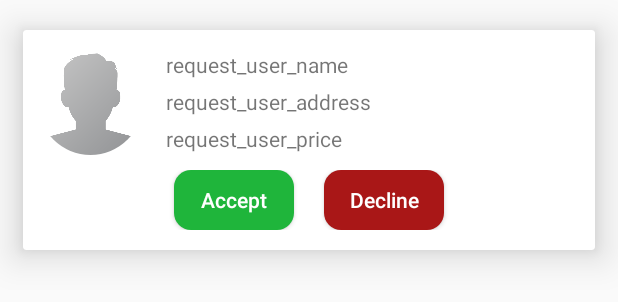
After one commit to zd247/trashgrav, an Android app: the layout request_user_display_layout.xml on its own in the app's theme, with its tools: preview values and no code run, on a phone screen of 412 x 824 dp. The commit adds this screen. Shown: the top 302 px of the screen. Run offline under Robolectric (Android 15) with nearby library versions, the light colour scheme and no system bars.

Commit message:
driver request layout recycler view

```diff
--- /dev/null
+++ b/app/src/main/res/drawable/accept_button_request.xml
@@ -0,0 +1,9 @@
+<?xml version="1.0" encoding="utf-8"?>
+<shape xmlns:android="http://schemas.android.com/apk/res/android" >
+
+    <solid android:color="#1FB53B" />
+
+    <corners
+        android:radius="11dp" />
+
+</shape>
--- /dev/null
+++ b/app/src/main/res/drawable/decline_button_request.xml
@@ -0,0 +1,9 @@
+<?xml version="1.0" encoding="utf-8"?>
+<shape xmlns:android="http://schemas.android.com/apk/res/android" >
+
+    <solid android:color="#A91717" />
+
+    <corners
+        android:radius="11dp" />
+
+</shape>
--- a/app/src/main/res/layout/recycle_item_display_layout.xml
+++ b/app/src/main/res/layout/recycle_item_display_layout.xml
@@ -8,7 +8,7 @@
     android:layout_marginEnd="15dp"
     app:cardElevation="15dp">
     <RelativeLayout
-        android:layout_marginTop="13.4dp"
+        android:layout_marginVertical="9.4dp"
         android:layout_width="match_parent"
         android:layout_height="match_parent">
 
--- /dev/null
+++ b/app/src/main/res/layout/request_user_display_layout.xml
@@ -0,0 +1,96 @@
+<?xml version="1.0" encoding="utf-8"?>
+<androidx.cardview.widget.CardView xmlns:android="http://schemas.android.com/apk/res/android"
+    android:layout_width="match_parent"
+    android:layout_height="wrap_content"
+    xmlns:app="http://schemas.android.com/apk/res-auto"
+    android:layout_marginTop="20dp"
+    android:layout_marginStart="15dp"
+    android:layout_marginEnd="15dp"
+    app:cardElevation="15dp">
+
+    <RelativeLayout
+        android:layout_marginVertical="13.4dp"
+        android:layout_width="match_parent"
+        android:layout_height="match_parent">
+        <LinearLayout
+            android:layout_width="match_parent"
+            android:layout_height="wrap_content"
+            android:orientation="vertical">
+
+            <LinearLayout
+                android:layout_width="match_parent"
+                android:layout_height="wrap_content"
+                android:orientation="horizontal">
+                <de.hdodenhof.circleimageview.CircleImageView
+                    android:id="@+id/user_request_profile_image"
+                    android:layout_width="70dp"
+                    android:layout_height="70dp"
+                    android:scaleType="centerCrop"
+                    android:layout_marginHorizontal="10dp"
+                    android:src="@drawable/profile" />
+                <LinearLayout
+                    android:layout_width="match_parent"
+                    android:layout_height="wrap_content"
+                    android:layout_marginHorizontal="5dp"
+                    android:orientation="vertical">
+                    <TextView
+                        android:id="@+id/user_request_name"
+                        android:layout_width="wrap_content"
+                        android:layout_height="wrap_content"
+                        android:layout_marginBottom="5dp"
+                        android:text="request_user_name"/>
+                    <TextView
+                        android:id="@+id/user_request_address"
+                        android:layout_width="wrap_content"
+                        android:layout_height="wrap_content"
+                        android:layout_marginBottom="5dp"
+                        android:text="request_user_address"/>
+                    <TextView
+                        android:id="@+id/user_request_price"
+                        android:layout_width="wrap_content"
+                        android:layout_height="wrap_content"
+                        android:text="request_user_price"/>
+
+
+                </LinearLayout>
+
+            </LinearLayout>
+
+            <LinearLayout
+                android:layout_width="match_parent"
+                android:layout_height="wrap_content"
+                android:orientation="horizontal"
+                android:layout_marginTop="10dp"
+                android:gravity="center">
+                <Button
+                    android:id="@+id/user_request_accept_btn"
+                    android:layout_width="80dp"
+                    android:layout_height="40dp"
+                    android:text="Accept"
+                    android:textColor="@android:color/white"
+                    android:background="@drawable/accept_button_request"
+                    android:layout_marginRight="20dp"
+                    android:gravity="center"
+                    android:textAllCaps="false"/>
+
+                <Button
+                    android:id="@+id/user_request_decline_btn"
+                    android:layout_width="80dp"
+                    android:layout_height="40dp"
+                    android:textColor="@android:color/white"
+                    android:background="@drawable/decline_button_request"
+                    android:text="Decline"
+                    android:textAllCaps="false"/>
+
+
+
+            </LinearLayout>
+
+
+        </LinearLayout>
+
+
+    </RelativeLayout>
+
+
+</androidx.cardview.widget.CardView>
```
Also changed, not shown: app/src/main/java/rattclub/gravtrash/drivers/model/Request.java (added, +59 -0 lines), app/src/main/java/rattclub/gravtrash/drivers/model/RequestViewHolder.java (added, +28 -0 lines), app/src/main/java/rattclub/gravtrash/drivers/nav/DriverHomeFragment.kt (+84 -5 lines).
